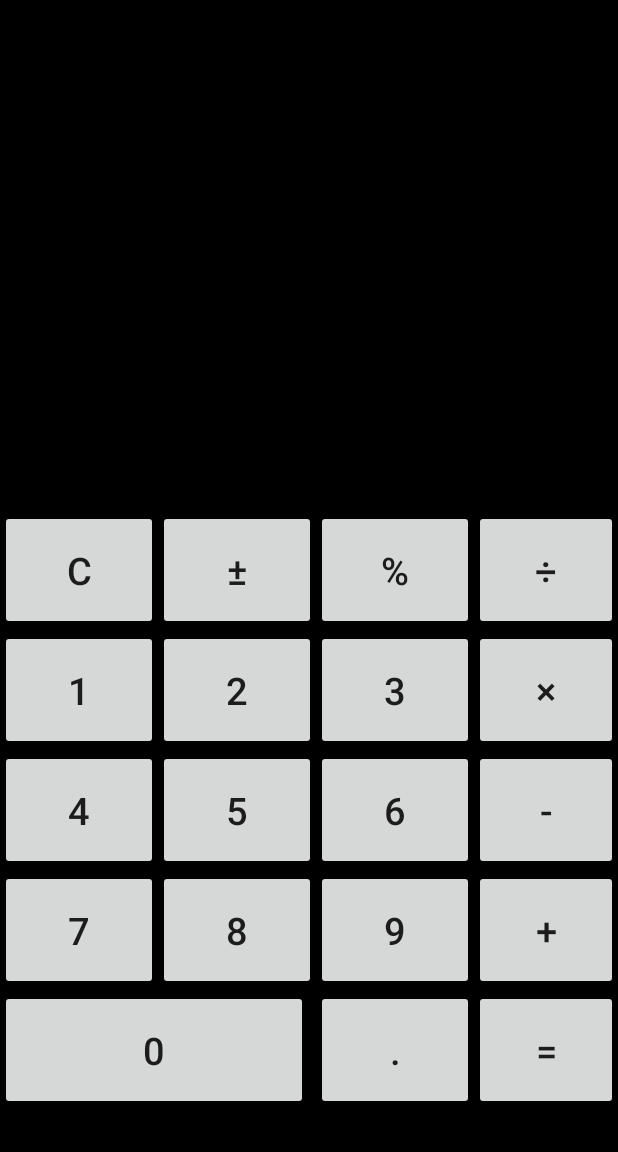
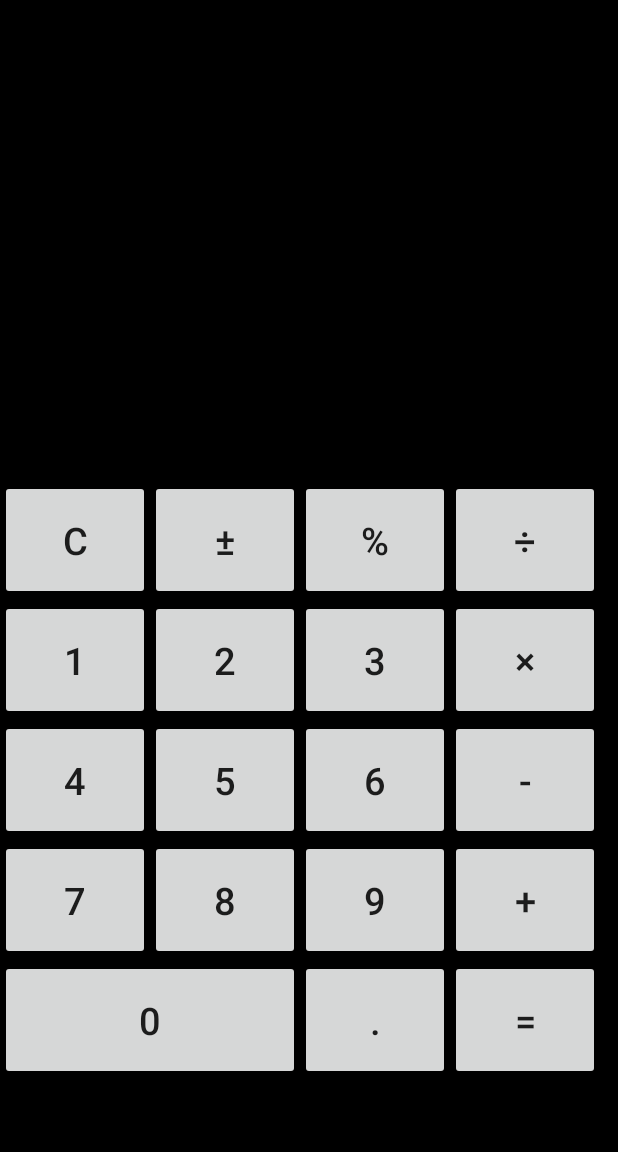
Before and after one commit to kohnoir/XmlCalculate, an Android app: the screen it shows after launch (MainActivity), on a phone screen of 412 x 824 dp, the part 84-1236 px from its top. Run offline under Robolectric (Android 15) with nearby library versions, the phone set to English and light mode, and no system bars.

Commit message:
trener xml = new xml file with relative layout

```diff
--- a/app/src/main/res/layout/trener.xml
+++ b/app/src/main/res/layout/trener.xml
@@ -10,7 +10,7 @@
     <TextView
         android:id="@+id/ViewCalculate"
         android:layout_width="match_parent"
-        android:layout_height="170dp"
+        android:layout_height="160dp"
         android:gravity="bottom|right"
         android:hint="@string/Zero"
         android:textSize="25sp"
@@ -20,7 +20,7 @@
     <TextView
         android:id="@+id/Vivod"
         android:layout_width="match_parent"
-        android:layout_height="170dp"
+        android:layout_height="160dp"
         android:layout_below="@id/ViewCalculate"
         android:layout_weight="1"
         android:gravity="bottom|right"
@@ -32,7 +32,7 @@
 
     <Button
         android:id="@+id/Ca"
-        android:layout_width="105dp"
+        android:layout_width="100dp"
         android:layout_height="80dp"
         android:layout_below="@id/Vivod"
         android:gravity="center"
@@ -41,7 +41,7 @@
 
     <Button
         android:id="@+id/PlusMinus"
-        android:layout_width="105dp"
+        android:layout_width="100dp"
         android:layout_height="80dp"
         android:layout_below="@id/Vivod"
         android:layout_toRightOf="@id/Ca"
@@ -51,7 +51,7 @@
 
     <Button
         android:id="@+id/percent"
-        android:layout_width="105dp"
+        android:layout_width="100dp"
         android:layout_height="80dp"
         android:layout_toRightOf="@id/PlusMinus"
         android:layout_below="@id/Vivod"
@@ -61,7 +61,7 @@
 
     <Button
         android:id="@+id/division"
-        android:layout_width="105dp"
+        android:layout_width="100dp"
         android:layout_height="80dp"
         android:layout_toRightOf="@id/percent"
         android:layout_below="@id/Vivod"
@@ -70,7 +70,7 @@
         android:text="@string/Devision" />
     <Button
         android:id="@+id/One"
-        android:layout_width="105dp"
+        android:layout_width="100dp"
         android:layout_height="80dp"
         android:layout_below="@id/Ca"
 
@@ -81,7 +81,7 @@
 
     <Button
         android:id="@+id/Two"
-        android:layout_width="105dp"
+        android:layout_width="100dp"
         android:layout_height="80dp"
         android:layout_below="@id/PlusMinus"
         android:layout_toRightOf="@id/Ca"
@@ -91,7 +91,7 @@
 
     <Button
         android:id="@+id/Three"
-        android:layout_width="105dp"
+        android:layout_width="100dp"
         android:layout_height="80dp"
         android:layout_below="@id/percent"
         android:layout_toRightOf="@id/PlusMinus"
@@ -100,7 +100,7 @@
         android:textSize="25sp" />
     <Button
         android:id="@+id/X"
-        android:layout_width="105dp"
+        android:layout_width="100dp"
         android:layout_height="80dp"
         android:layout_below="@id/division"
         android:layout_toRightOf="@id/percent"
@@ -110,7 +110,7 @@
 
     <Button
         android:id="@+id/Four"
-        android:layout_width="105dp"
+        android:layout_width="100dp"
         android:layout_height="80dp"
         android:layout_below="@id/One"
         android:textSize="25sp"
@@ -118,7 +118,7 @@
         android:text="@string/Four" />
     <Button
         android:id="@+id/Five"
-        android:layout_width="105dp"
+        android:layout_width="100dp"
         android:layout_height="80dp"
         android:layout_below="@id/Two"
         android:layout_toRightOf="@id/One"
@@ -128,7 +128,7 @@
 
     <Button
         android:id="@+id/Six"
-        android:layout_width="105dp"
+        android:layout_width="100dp"
         android:layout_height="80dp"
         android:layout_below="@id/Three"
         android:layout_toRightOf="@id/Two"
@@ -137,7 +137,7 @@
         android:text="@string/Six" />
     <Button
         android:id="@+id/Minus"
-        android:layout_width="105dp"
+        android:layout_width="100dp"
         android:layout_height="80dp"
         android:layout_below="@id/X"
         android:layout_toRightOf="@id/Three"
@@ -146,7 +146,7 @@
         android:text="@string/Minus" />
     <Button
         android:id="@+id/Seven"
-        android:layout_width="105dp"
+        android:layout_width="100dp"
         android:layout_height="80dp"
         android:layout_below="@id/Four"
         android:layout_weight="1"
@@ -155,7 +155,7 @@
         android:text="@string/Seven" />
     <Button
         android:id="@+id/Eight"
-        android:layout_width="105dp"
+        android:layout_width="100dp"
         android:layout_height="80dp"
         android:textSize="25sp"
         android:layout_below="@id/Five"
@@ -165,7 +165,7 @@
 
     <Button
         android:id="@+id/Nine"
-        android:layout_width="105dp"
+        android:layout_width="100dp"
         android:layout_height="80dp"
         android:textSize="25sp"
         android:layout_below="@id/Six"
@@ -174,7 +174,7 @@
         android:text="@string/Nine" />
     <Button
         android:id="@+id/Plus"
-        android:layout_width="105dp"
+        android:layout_width="100dp"
         android:layout_height="80dp"
         android:layout_below="@id/Minus"
         android:layout_toRightOf="@id/Six"
@@ -182,7 +182,7 @@
         android:gravity="center"
         android:text="@string/Plus" />
     <Button
-        android:layout_width="205dp"
+        android:layout_width="200dp"
         android:layout_height="80dp"
         android:textSize="25sp"
         android:layout_below="@id/Seven"
@@ -192,7 +192,7 @@
 
     </Button>
     <Button
-        android:layout_width="105dp"
+        android:layout_width="100dp"
         android:layout_height="80dp"
         android:textSize="25sp"
         android:id="@+id/Point"
@@ -202,7 +202,7 @@
         android:gravity="center">
     </Button>
     <Button
-        android:layout_width="105dp"
+        android:layout_width="100dp"
         android:layout_height="80dp"
         android:textSize="25sp"
         android:id="@+id/equall"
@@ -211,11 +211,4 @@
         android:text="@string/Equall"
         android:gravity="center">
     </Button>
-    <Space
-        android:layout_width="match_parent"
-        android:layout_height="match_parent"
-        android:layout_below="@id/equall">
-
-    </Space>
-
 </RelativeLayout>
```
Also changed, not shown: app/src/main/res/layout/activity_main.xml (deleted, +0 -229 lines).
